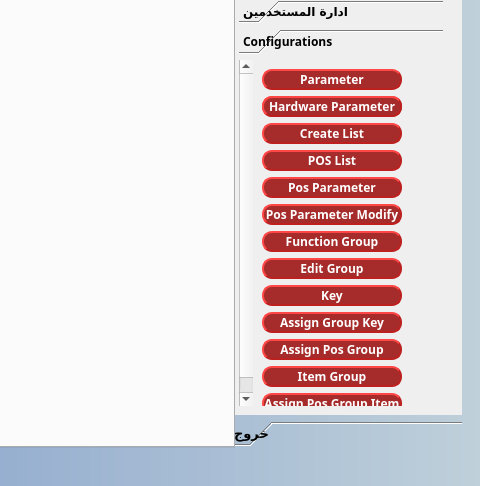
Qt form presentation/main_login_ui/main3.ui (shymaa123456/HyperPOS2020) before a commit; both pictures show x 874 to 1354 and y 231 to 717 of the 1354 by 717 pixel window.
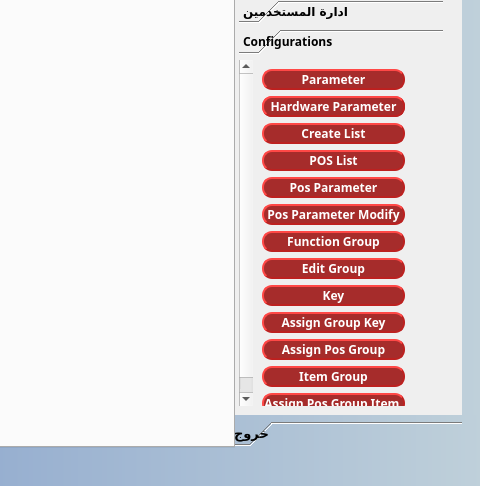
The same form after that commit.

Patch:
```diff
--- a/presentation/main_login_ui/main3.ui
+++ b/presentation/main_login_ui/main3.ui
@@ -2008,9 +2008,9 @@
              <widget class="QWidget" name="page_32">
               <property name="geometry">
                <rect>
-                <x>-22</x>
+                <x>-27</x>
                 <y>-62</y>
-                <width>194</width>
+                <width>199</width>
                 <height>395</height>
                </rect>
               </property>
@@ -2142,7 +2142,7 @@
                <item row="12" column="1">
                 <widget class="QPushButton" name="QAct_assign_pos_groupitem">
                  <property name="text">
-                  <string>Assign Pos Group Item</string>
+                  <string>Assign Pos Group Item </string>
                  </property>
                 </widget>
                </item>
```
